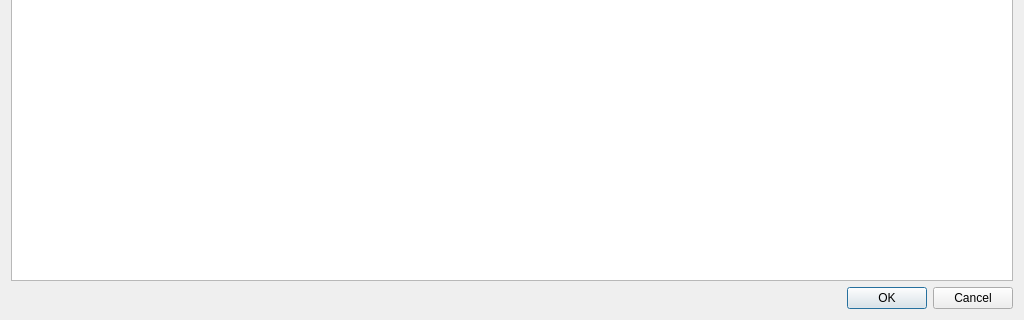
Qt form src/dafne/ui/ModelBrowser.ui (dafne-imaging/dafne) before a commit; both pictures show x 0 to 1024 and y 448 to 768 of the 1024 by 768 pixel window.
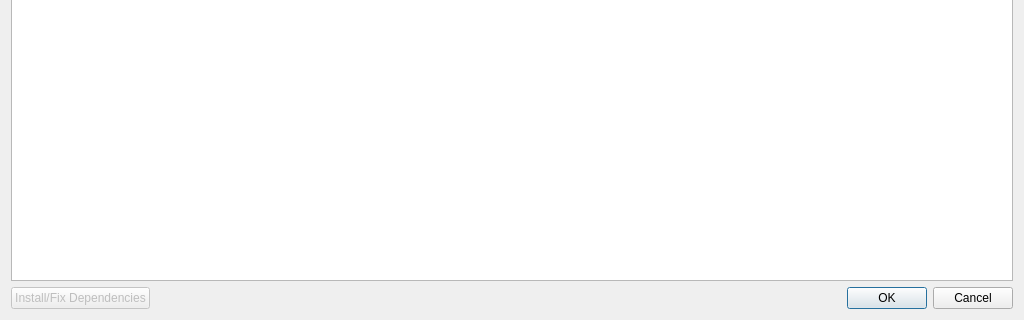
The same form after that commit.

Commit message: Reinstalling dependencies from model browser

What changed in the file:
```diff
--- a/src/dafne/ui/ModelBrowser.ui
+++ b/src/dafne/ui/ModelBrowser.ui
@@ -50,6 +50,18 @@
     </widget>
    </item>
    <item>
+    <layout class="QHBoxLayout" name="horizontalLayout">
+     <item>
+      <widget class="QPushButton" name="installdeps_button">
+       <property name="enabled">
+        <bool>false</bool>
+       </property>
+       <property name="text">
+        <string>Install/Fix Dependencies</string>
+       </property>
+      </widget>
+     </item>
+     <item>
     <widget class="QDialogButtonBox" name="buttonBox">
      <property name="orientation">
       <enum>Qt::Horizontal</enum>
@@ -58,6 +70,8 @@
       <set>QDialogButtonBox::Cancel|QDialogButtonBox::Ok</set>
      </property>
     </widget>
+     </item>
+    </layout>
    </item>
   </layout>
  </widget>
```
Lines whose indentation alone changed are shown as unchanged. The commit also changes 3 other files.
